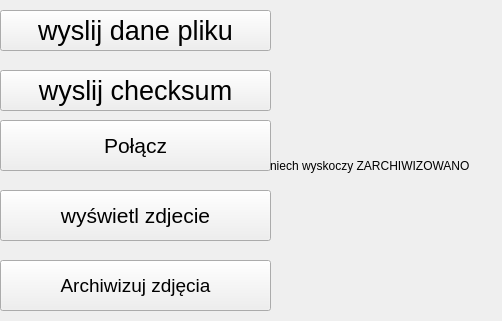
militia11/in, file ClientApplication/src/libs/ui/CMainWindow.ui: the form before one commit.
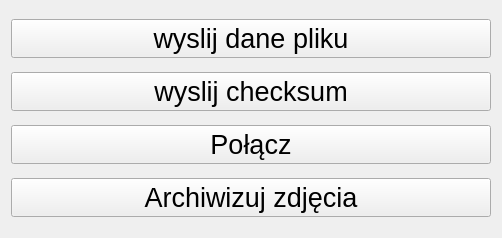
The form after the commit.

```diff
--- a/ClientApplication/src/libs/ui/CMainWindow.ui
+++ b/ClientApplication/src/libs/ui/CMainWindow.ui
@@ -7,7 +7,7 @@
     <x>0</x>
     <y>0</y>
     <width>502</width>
-    <height>321</height>
+    <height>238</height>
    </rect>
   </property>
   <property name="sizePolicy">
@@ -20,15 +20,21 @@
    <string>CMainWindow</string>
   </property>
   <widget class="QWidget" name="centralWidget">
+   <layout class="QVBoxLayout" name="verticalLayout">
+    <item>
+     <widget class="QPushButton" name="mPushButtonSendPhoto">
+      <property name="font">
+       <font>
+        <pointsize>20</pointsize>
+       </font>
+      </property>
+      <property name="text">
+       <string>wyslij dane pliku</string>
+      </property>
+     </widget>
+    </item>
+    <item>
    <widget class="QPushButton" name="mPushButtonSendChecksum">
-    <property name="geometry">
-     <rect>
-      <x>0</x>
-      <y>70</y>
-      <width>271</width>
-      <height>41</height>
-     </rect>
-    </property>
     <property name="font">
      <font>
       <pointsize>20</pointsize>
@@ -38,94 +44,32 @@
      <string>wyslij checksum</string>
     </property>
    </widget>
+    </item>
+    <item>
    <widget class="QPushButton" name="mPushButtonConnect">
-    <property name="geometry">
-     <rect>
-      <x>0</x>
-      <y>120</y>
-      <width>271</width>
-      <height>51</height>
-     </rect>
-    </property>
     <property name="font">
      <font>
-      <pointsize>16</pointsize>
+        <pointsize>20</pointsize>
      </font>
     </property>
     <property name="text">
      <string>Połącz</string>
     </property>
    </widget>
-   <widget class="QPushButton" name="mPushButtonShowPhoto">
-    <property name="geometry">
-     <rect>
-      <x>0</x>
-      <y>190</y>
-      <width>271</width>
-      <height>51</height>
-     </rect>
-    </property>
-    <property name="font">
-     <font>
-      <pointsize>16</pointsize>
-     </font>
-    </property>
-    <property name="text">
-     <string>wyświetl zdjecie</string>
-    </property>
-   </widget>
-   <widget class="QPushButton" name="mPushButtonSendPhoto">
-    <property name="geometry">
-     <rect>
-      <x>0</x>
-      <y>10</y>
-      <width>271</width>
-      <height>41</height>
-     </rect>
-    </property>
-    <property name="font">
-     <font>
-      <pointsize>20</pointsize>
-     </font>
-    </property>
-    <property name="text">
-     <string>wyslij dane pliku</string>
-    </property>
-   </widget>
-   <widget class="QLabel" name="mLabelPhoto">
-    <property name="geometry">
-     <rect>
-      <x>270</x>
-      <y>10</y>
-      <width>231</width>
-      <height>311</height>
-     </rect>
-    </property>
-    <property name="text">
-     <string>niech wyskoczy ZARCHIWIZOWANO</string>
-    </property>
-    <property name="scaledContents">
-     <bool>true</bool>
-    </property>
-   </widget>
+    </item>
+    <item>
    <widget class="QPushButton" name="mPushButtonArchivePhoto">
-    <property name="geometry">
-     <rect>
-      <x>0</x>
-      <y>260</y>
-      <width>271</width>
-      <height>51</height>
-     </rect>
-    </property>
     <property name="font">
      <font>
-      <pointsize>14</pointsize>
+        <pointsize>20</pointsize>
      </font>
     </property>
     <property name="text">
      <string>Archiwizuj zdjęcia</string>
     </property>
    </widget>
+    </item>
+   </layout>
   </widget>
  </widget>
  <layoutdefault spacing="6" margin="11"/>
```
Lines whose indentation alone changed are shown as unchanged.
